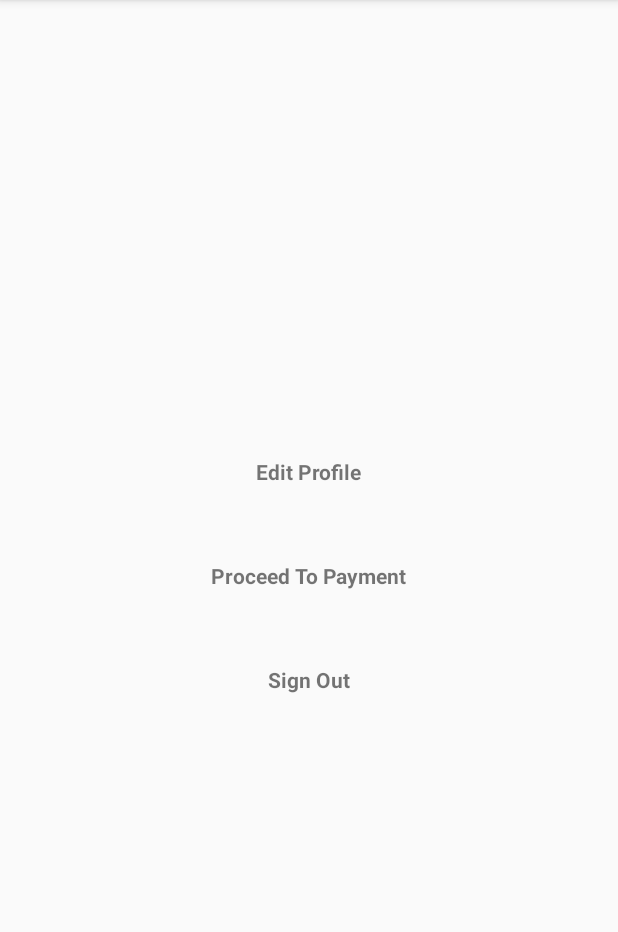
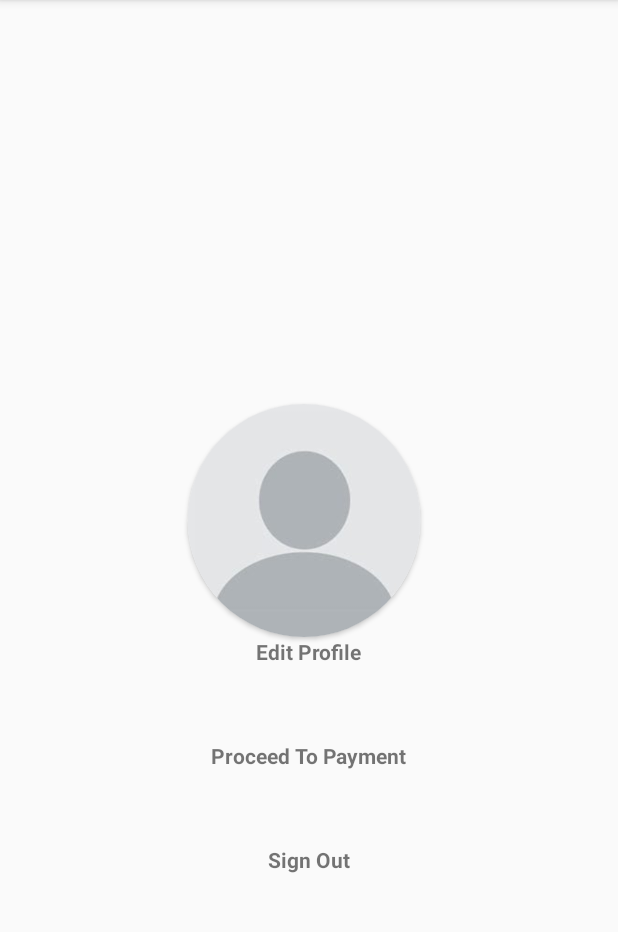
Before and after one commit to sm185570/Hack-2022, an Android app: the screen it shows after launch once a user with an empty profile is signed in (MainActivity2), on a phone screen of 412 x 824 dp, the part 84-1016 px from its top. Run offline under Robolectric (Android 15) with nearby library versions, the phone set to English and light mode, and no system bars; our stand-ins replace Firebase (no records; nobody signed in at launch, a user with empty details on screens opened directly); 1 statement that could not run was skipped.

Commit message:
transfer Image

```diff
--- a/QrCodeGenerator/app/src/main/res/layout/activity_main2.xml
+++ b/QrCodeGenerator/app/src/main/res/layout/activity_main2.xml
@@ -9,6 +9,31 @@
     android:gravity="center_vertical"
     android:orientation="vertical">
 
+    <androidx.cardview.widget.CardView
+        android:id="@+id/cardView1"
+        android:layout_width="155dp"
+        android:layout_height="155dp"
+        android:layout_marginTop="84dp"
+        android:translationX="125dp"
+        app:cardBackgroundColor="@color/white"
+        app:cardCornerRadius="250dp"
+        app:layout_constraintTop_toTopOf="parent"
+        tools:layout_editor_absoluteX="6dp"
+        tools:ignore="MissingConstraints">
+
+        <ImageView
+            android:id="@+id/dp"
+            android:layout_width="155dp"
+            android:layout_height="155dp"
+            android:scaleType="fitXY"
+            android:src="@drawable/dp"
+            tools:layout_editor_absoluteX="129dp"
+            tools:layout_editor_absoluteY="87dp"
+            tools:srcCompat="@tools:sample/avatars"
+            tools:visibility="invisible" />
+
+
+    </androidx.cardview.widget.CardView>
 
     <TextView
         android:id="@+id/editProfile"
--- a/QrCodeGenerator/app/src/main/res/values/strings.xml
+++ b/QrCodeGenerator/app/src/main/res/values/strings.xml
@@ -27,8 +27,8 @@
         <item>Wells Fargo XXX-XXXXX-XXXX830</item>
       </string-array>
     <string-array name="loyy">
-        <item>KFC Loyalty XXX-XXXXX-X320</item>
-        <item>Burger king Loyalty XXX-XXXXX-X823</item>
+        <item>Loyalty Card XXX-XXXXX-X320</item>
+        <item>Loyalty Card XXX-XXXXX-X823</item>
       </string-array>
     <!--    <string name="default_web_client_id">549249953110-b5e0sp4gpo8d6q5v34bd3g09g75fpev9.apps.googleusercontent.com</string>-->
 </resources>
```
Also changed, not shown: QrCodeGenerator/app/src/main/java/com/machinemake/NCRed/MainActivity2.java (+9 -1 lines), QrCodeGenerator/app/src/main/java/com/machinemake/NCRed/RegisterationActivity.java (+11 -3 lines), QrCodeGenerator/app/src/main/res/layout/activity_main.xml (+9 -0 lines).
